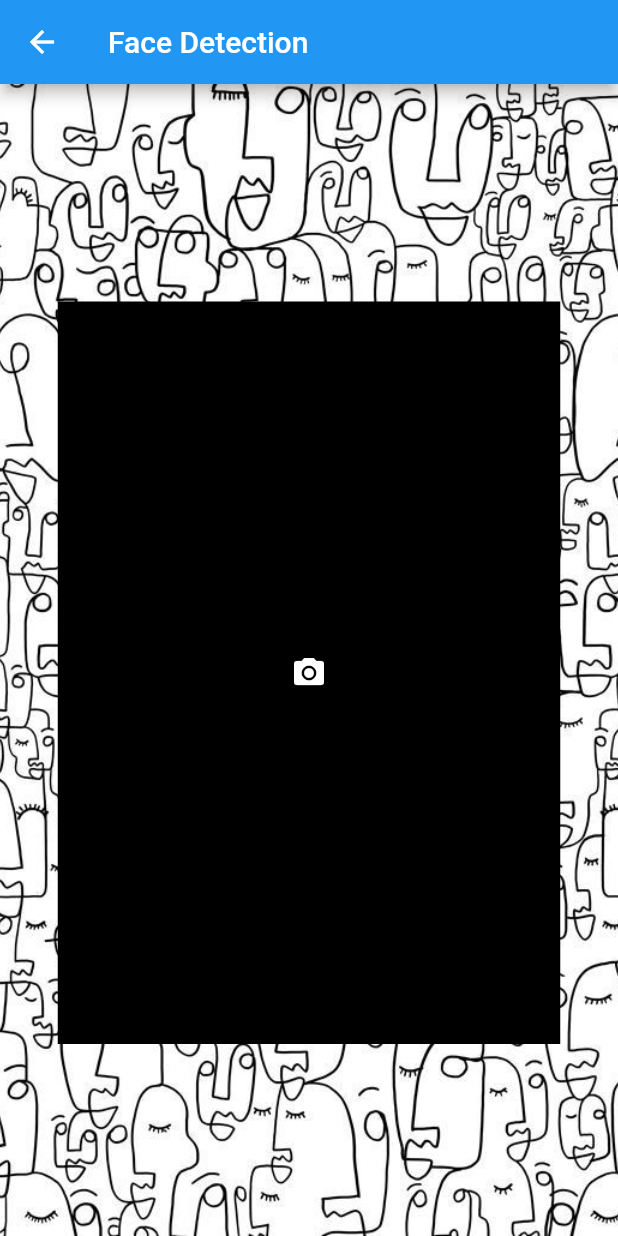
After one commit to lowjungxuan98/ml_flutter, a Flutter app: the FaceDetection screen opened directly, on a phone screen of 412 x 824 dp. The commit adds this screen. Run offline on Flutter 3.47's test engine with Material 2 defaults, Android fonts, the phone set to English and light mode, and no system bars; our stand-ins replace camera, image_picker; missing offline and left inert: google_mlkit_face_detection, google_mlkit_image_labeling.

Commit message:
Face Detector

```diff
--- /dev/null
+++ b/lib/content/face_detection.dart
@@ -0,0 +1,170 @@
+import 'dart:io';
+import 'dart:math';
+
+import 'package:flutter/material.dart';
+import 'package:google_mlkit_face_detection/google_mlkit_face_detection.dart';
+import 'package:image_picker/image_picker.dart';
+import 'package:ml_flutter/components/face_painter.dart';
+
+class FaceDetection extends StatefulWidget {
+  const FaceDetection({super.key});
+
+  @override
+  State<FaceDetection> createState() => _FaceDetectionState();
+}
+
+class _FaceDetectionState extends State<FaceDetection> {
+  late ImagePicker imagePicker;
+  File? _image;
+  String result = '';
+  dynamic image;
+  late List<Face> faces;
+  bool isLoading = false;
+
+  //TODO declare detector
+  dynamic faceDetector;
+  @override
+  void initState() {
+    // TODO: implement initState
+    super.initState();
+    imagePicker = ImagePicker();
+    //TODO initialize detector
+    final options = FaceDetectorOptions(
+        enableLandmarks: true, //耳朵，嘴巴
+        enableClassification: true, //表情
+        enableContours: true,
+        enableTracking: true,
+        performanceMode: FaceDetectorMode.fast);
+    faceDetector = FaceDetector(options: options);
+  }
+
+  @override
+  void dispose() {
+    super.dispose();
+  }
+
+  //TODO capture image using camera
+  _imgFromCamera() async {
+    setState(() {
+      isLoading = true;
+    });
+    XFile? pickedFile = await imagePicker.pickImage(source: ImageSource.camera);
+    if (pickedFile != null) {
+      _image = File(pickedFile.path);
+      doFaceDetection();
+    }
+  }
+
+  //TODO choose image using gallery
+  _imgFromGallery() async {
+    setState(() {
+      isLoading = true;
+    });
+    XFile? pickedFile = await imagePicker.pickImage(source: ImageSource.gallery);
+    if (pickedFile != null) {
+      _image = File(pickedFile.path);
+      doFaceDetection();
+    }
+  }
+
+  //TODO face detection code here
+  doFaceDetection() async {
+    result = "";
+    InputImage inputImage = InputImage.fromFile(_image!);
+    faces = await faceDetector.processImage(inputImage);
+    print("Face Type is ${faces[0].toString()}");
+    for (Face f in faces) {
+      if (f.smilingProbability! > 0.5) {
+        result += "Smiling";
+      } else {
+        result += "Serious";
+      }
+    }
+    setState(() {
+      _image;
+    });
+    drawRectangleAroundFaces();
+  }
+
+  //TODO draw rectangles
+  drawRectangleAroundFaces() async {
+    image = await _image?.readAsBytes();
+    image = await decodeImageFromList(image);
+    setState(() {
+      image;
+      result;
+      isLoading = false;
+    });
+  }
+
+  @override
+  Widget build(BuildContext context) {
+    return Scaffold(
+      appBar: AppBar(
+        title: const Text("Face Detection"),
+      ),
+      body: isLoading
+          ? const Center(child: CircularProgressIndicator())
+          : Container(
+              decoration: const BoxDecoration(
+                image: DecorationImage(image: AssetImage('images/bg_face.jpg'), fit: BoxFit.cover),
+              ),
+              child: Column(
+                children: [
+                  const SizedBox(
+                    width: 100,
+                  ),
+                  Container(
+                    margin: const EdgeInsets.only(top: 100),
+                    child: Stack(children: <Widget>[
+                      Center(
+                        child: ElevatedButton(
+                          onPressed: _imgFromGallery,
+                          onLongPress: _imgFromCamera,
+                          style: ElevatedButton.styleFrom(backgroundColor: Colors.transparent, shadowColor: Colors.transparent),
+                          child: Container(
+                            width: 335,
+                            height: 495,
+                            margin: const EdgeInsets.only(
+                              top: 45,
+                            ),
+                            child: image != null
+                                ? Center(
+                                    child: FittedBox(
+                                      child: SizedBox(
+                                        width: image.width.toDouble(),
+                                        height: image.height.toDouble(),
+                                        child: CustomPaint(
+                                          painter: FacePainter(facesList: faces, imageFile: image),
+                                        ),
+                                      ),
+                                    ),
+                                  )
+                                : Container(
+                                    color: Colors.black,
+                                    width: 340,
+                                    height: 330,
+                                    child: const Icon(
+                                      Icons.camera_alt,
+                                      color: Colors.white,
+                                    ),
+                                  ),
+                          ),
+                        ),
+                      ),
+                    ]),
+                  ),
+                  Container(
+                    margin: const EdgeInsets.only(top: 20),
+                    child: Text(
+                      result,
+                      textAlign: TextAlign.center,
+                      style: const TextStyle(fontSize: 36, color: Colors.red, backgroundColor: Colors.grey),
+                    ),
+                  ),
+                ],
+              ),
+            ),
+    );
+  }
+}
--- a/lib/content/real_time_image_labeling.dart
+++ b/lib/content/real_time_image_labeling.dart
@@ -35,10 +35,10 @@ class _RealTimeImageLabelingState extends State<RealTimeImageLabeling> {
       if (e is CameraException) {
         switch (e.code) {
           case 'CameraAccessDenied':
-            print('User denied camera access.');
+            debugPrint('User denied camera access.');
             break;
           default:
-            print('Handle other errors.');
+            debugPrint('Handle other errors.');
             break;
         }
       }
@@ -52,7 +52,7 @@ class _RealTimeImageLabelingState extends State<RealTimeImageLabeling> {
 
     for (ImageLabel label in labels) {
       final String text = label.label;
-      final int index = label.index;
+      // final int index = label.index;
       final double confidence = label.confidence;
       result += '$text ${confidence.toStringAsFixed(2)}\n';
     }
--- a/lib/home_page.dart
+++ b/lib/home_page.dart
@@ -1,4 +1,5 @@
 import 'package:flutter/material.dart';
+import 'package:ml_flutter/content/face_detection.dart';
 import 'package:ml_flutter/content/image_labeling.dart';
 import 'package:ml_flutter/content/real_time_image_labeling.dart';
 
@@ -13,8 +14,9 @@ class HomePage extends StatefulWidget {
 
 class _HomePageState extends State<HomePage> {
   final List<PageModel> pages = [
-    PageModel(label: 'Image Labeling', destination: const ImageLabeling()),
-    PageModel(label: 'Real Time Image Labeling', destination: const RealTimeImageLabeling()),
+    PageModel<ImageLabeling>(label: 'Image Labeling', destination: const ImageLabeling()),
+    PageModel<RealTimeImageLabeling>(label: 'Real Time Image Labeling', destination: const RealTimeImageLabeling()),
+    PageModel<FaceDetection>(label: 'Face Detection', destination: const FaceDetection()),
   ];
 
   @override
--- a/lib/model/page_model.dart
+++ b/lib/model/page_model.dart
@@ -1,6 +1,6 @@
-class PageModel {
+class PageModel<T> {
   String? label;
-  dynamic destination;
+  T? destination;
 
   PageModel({this.label, this.destination});
 
--- a/pubspec.yaml
+++ b/pubspec.yaml
@@ -12,6 +12,7 @@ dependencies:
   image_picker: ^0.8.6
   google_mlkit_image_labeling: ^0.5.0
   camera: ^0.10.0+5
+  google_mlkit_face_detection: ^0.5.0
 
 dev_dependencies:
   flutter_test:
```
Also changed, not shown: analysis_options.yaml (+3 -26 lines), lib/components/face_painter.dart (added, +62 -0 lines), images/bg_face.jpg (added), pubspec.lock.
